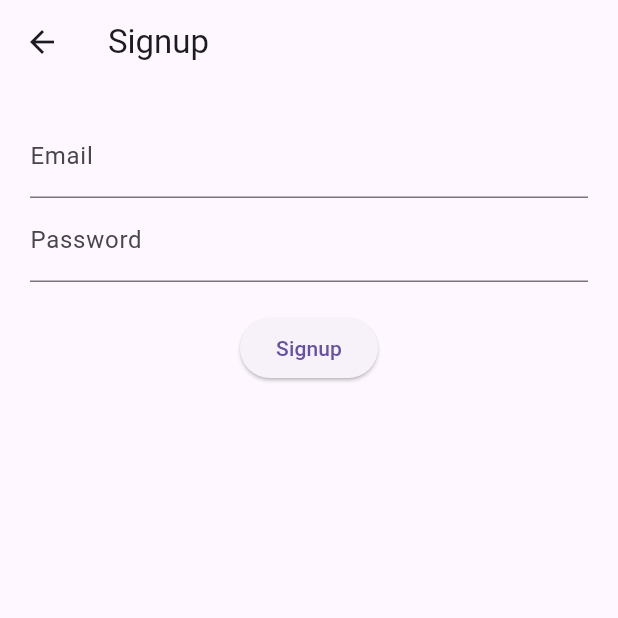
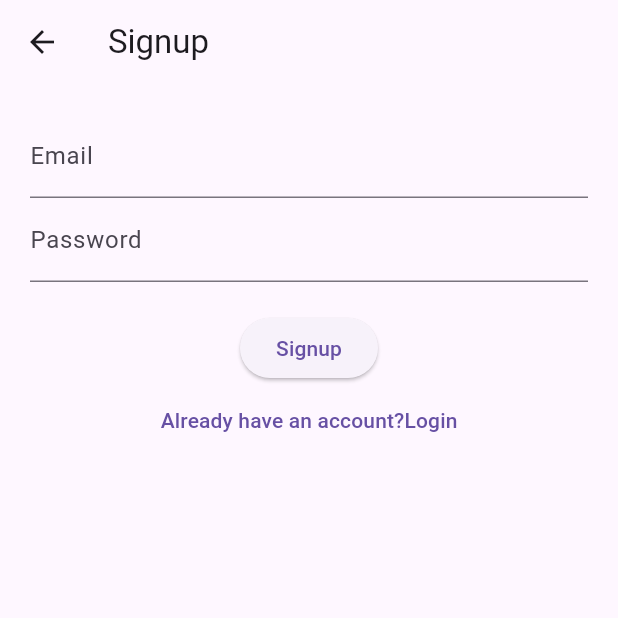
Before and after one commit to Poornima3787-developer/Todolist_flutter, a Flutter app: the SignupScreen screen opened directly, after a tap on "Signup", on a phone screen of 412 x 824 dp, the top half of it. Run offline on Flutter 3.47's test engine with Material 3 defaults, Android fonts, the phone set to English and light mode, and no system bars; network calls fail.

```diff
--- a/lib/main.dart
+++ b/lib/main.dart
@@ -1,5 +1,5 @@
 import 'package:flutter/material.dart';
-import 'screens/homeScreen.dart';
+import '../screens/login_screen.dart';
 
 void main(){
   runApp(MyApp());
@@ -10,6 +10,6 @@ class MyApp extends StatelessWidget{
   Widget build(BuildContext context){
     return MaterialApp(
       debugShowCheckedModeBanner:false,
-      home:HomeScreen(),);
+      home:LoginScreen(),);
   }
 }
--- a/lib/screens/signup_screen.dart
+++ b/lib/screens/signup_screen.dart
@@ -17,21 +17,28 @@ class _SignupScreenState extends State<SignupScreen> {
   @override
   Widget build(BuildContext context) {
     return Scaffold(
-      appBar:AppBar(title:Text('Signup')),
-      body:Padding(
-        padding:EdgeInsets.all(20),
-        child:Column(
+      appBar: AppBar(title: Text('Signup')),
+      body: Padding(
+        padding: EdgeInsets.all(20),
+        child: Column(
           children: [
-            TextField(controller:emailController,
-            decoration:InputDecoration(labelText:"Email"),),
-            TextField(controller:pwdController,
-            decoration: InputDecoration(labelText:"Password"),
-            obscureText: true,),
-            SizedBox(height:20),
-            ElevatedButton(
-              onPressed:signup,
-              child:Text("Signup"),
-            )
+            TextField(
+              controller: emailController,
+              decoration: InputDecoration(labelText: "Email"),
+            ),
+            TextField(
+              controller: pwdController,
+              decoration: InputDecoration(labelText: "Password"),
+              obscureText: true,
+            ),
+            SizedBox(height: 20),
+            ElevatedButton(onPressed: signup, child: Text("Signup")),
+            TextButton(
+              onPressed: () {
+                Navigator.pop(context);
+              },
+              child:Text('Already have an account?Login'),
+            ),
           ],
         ),
       ),
--- a/lib/services/auth_service.dart
+++ b/lib/services/auth_service.dart
@@ -2,9 +2,20 @@ import 'package:http/http.dart' as http;
 import 'dart:convert';
 
 class AuthService {
+  final String baseUrl = "http://localhost:3000";
+
   Future signup(String email, String password) async {
     final response = await http.post(
-      Uri.parse("http://localhost:3000/login"),
+      Uri.parse("${baseUrl}/signup"),
+      headers: {'Content-Type': "application/json"},
+      body: jsonEncode({"email": email, "password": password}),
+    );
+    return jsonDecode(response.body);
+  }
+
+  Future login(String email, String password) async {
+    final response = await http.post(
+      Uri.parse("${baseUrl}/login"),
       headers: {'Content-Type': "application/json"},
       body: jsonEncode({"email": email, "password": password}),
     );
```
Also changed, not shown: lib/screens/login_screen.dart (+62 -0 lines).
